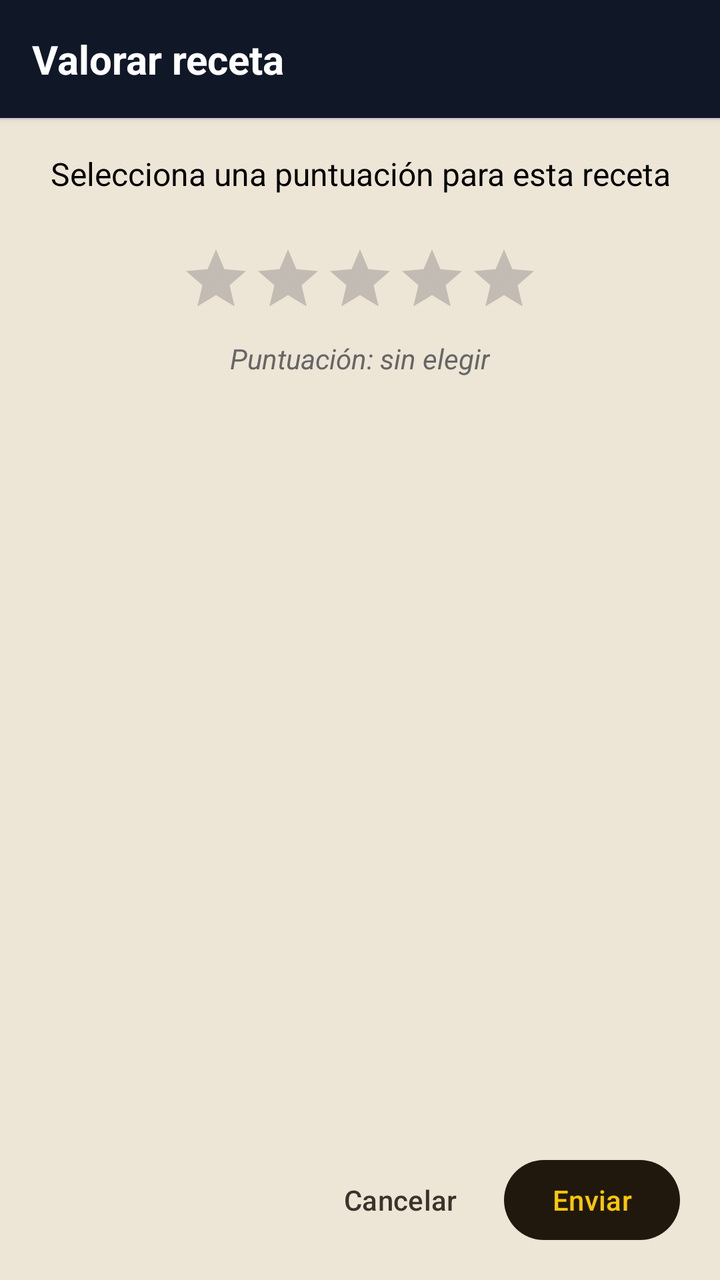
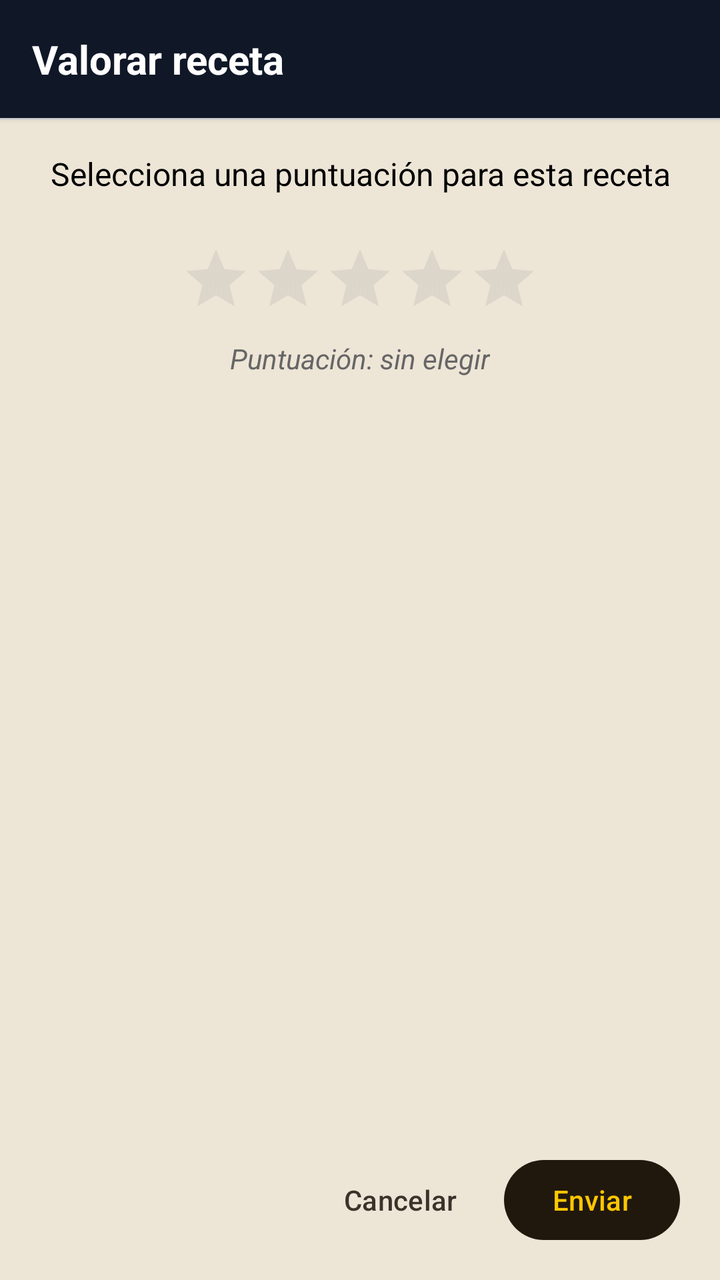

An Android layout rendered at two revisions. The XML below is the earlier revision; the diff shows what the commit changed to produce the second picture.
<!-- AndroidManifest.xml: application theme Theme.RefriMancia -->
<!-- res/layout/popup_valoracion.xml -->
<?xml version="1.0" encoding="utf-8"?>
<androidx.constraintlayout.widget.ConstraintLayout 
    xmlns:android="http://schemas.android.com/apk/res/android"
    xmlns:app="http://schemas.android.com/apk/res-auto"
    android:layout_width="match_parent"
    android:layout_height="match_parent"
    android:background="@color/beige">

    
    <TextView
        android:id="@+id/tv_valoracion_titulo"
        android:layout_width="0dp"
        android:layout_height="wrap_content"
        android:padding="16dp"
        android:text="@string/review_dialog_title"
        android:textSize="20sp"
        android:textStyle="bold"
        android:textColor="@android:color/white"
        android:background="@color/azul_oscuro"
        android:elevation="2dp"
        app:layout_constraintEnd_toEndOf="parent"
        app:layout_constraintStart_toStartOf="parent"
        app:layout_constraintTop_toTopOf="parent" />

    
    <View
        android:id="@+id/valoracion_divider"
        android:layout_width="match_parent"
        android:layout_height="1dp"
        android:background="#DDDDDD"
        app:layout_constraintTop_toBottomOf="@id/tv_valoracion_titulo" />

    
    <TextView
            android:id="@+id/tv_valoracion_receta"
            android:layout_width="0dp"
            android:layout_height="wrap_content"
            android:layout_marginStart="16dp"
            android:layout_marginTop="16dp"
            android:layout_marginEnd="16dp"
            android:text="@string/review_dialog_hint"
            android:textSize="16sp"
            android:gravity="center"
            app:layout_constraintEnd_toEndOf="parent"
            app:layout_constraintStart_toStartOf="parent"
            app:layout_constraintTop_toBottomOf="@id/valoracion_divider"
            android:textColor="@color/negro" />

    
    <RatingBar
        android:id="@+id/rb_valoracion"
        style="@style/Widget.AppCompat.RatingBar.Indicator"
        android:layout_width="wrap_content"
        android:layout_height="wrap_content"
        android:layout_marginTop="24dp"
        android:numStars="5"
        android:stepSize="1"
        android:rating="0"
        android:isIndicator="false"
        android:progressTint="@color/amarillo"
        app:layout_constraintEnd_toEndOf="parent"
        app:layout_constraintStart_toStartOf="parent"
        app:layout_constraintTop_toBottomOf="@id/tv_valoracion_receta" />

    
    <TextView
        android:id="@+id/tv_valoracion_seleccionada"
        android:layout_width="wrap_content"
        android:layout_height="wrap_content"
        android:layout_marginTop="12dp"
        android:text="@string/review_dialog_selection_empty"
        android:textSize="14sp"
        android:textStyle="italic"
        android:textColor="#666666"
        app:layout_constraintEnd_toEndOf="parent"
        app:layout_constraintStart_toStartOf="parent"
        app:layout_constraintTop_toBottomOf="@id/rb_valoracion" />

    
    <LinearLayout
            android:id="@+id/layout_botones_valoracion"
            style="?android:attr/buttonBarStyle"
            android:layout_width="0dp"
            android:layout_height="wrap_content"
            android:layout_margin="16dp"
            android:orientation="horizontal"
            android:gravity="end"
            android:background="@color/beige"
            app:layout_constraintBottom_toBottomOf="parent"
            app:layout_constraintEnd_toEndOf="parent"
            app:layout_constraintStart_toStartOf="parent">

        
        <Button
                android:id="@+id/btn_cancelar_valoracion"
                android:layout_width="wrap_content"
                android:layout_height="wrap_content"
                android:text="@string/review_dialog_cancel"
                style="?attr/borderlessButtonStyle"
                android:textColor="@color/gris_marron"
                android:layout_marginEnd="8dp" />

        
        <Button
                android:id="@+id/btn_enviar_valoracion"
                android:layout_width="wrap_content"
                android:layout_height="wrap_content"
                android:text="@string/review_dialog_send"
                style="@style/estiloBotones"
                android:layout_marginEnd="4dp"
                android:textSize="14sp" />
    </LinearLayout>

</androidx.constraintlayout.widget.ConstraintLayout>
<!-- resources referenced by this layout -->
<resources>
  <color name="amarillo">#fdc700</color>
  <color name="azul_oscuro">#101828</color>
  <color name="beige">#ede5d6</color>
  <color name="gris_marron">#39332b</color>
  <color name="negro">#000000</color>
  <string name="review_dialog_cancel">Cancelar</string>
  <string name="review_dialog_hint">Selecciona una puntuación para esta receta</string>
  <string name="review_dialog_selection_empty">Puntuación: sin elegir</string>
  <string name="review_dialog_send">Enviar</string>
  <string name="review_dialog_title">Valorar receta</string>
  <style name="estiloBotones">
          <item name="android:textColor">@color/amarillo</item>
          <item name="backgroundTint">@color/marron_oscuro</item>
          <item name="android:textSize">18sp</item>
      </style>
  <style name="Theme.RefriMancia" parent="Base.Theme.RefriMancia" />
  <color name="marron_oscuro">#21180d</color>
  <style name="Base.Theme.RefriMancia" parent="Theme.Material3.DayNight.NoActionBar">
          <item name="colorPrimary">@color/marron_oscuro</item>
          <item name="colorSecondary">@color/amarillo</item>
          
          <item name="android:statusBarColor">@color/marron_oscuro</item>
          <item name="android:windowLightStatusBar">false</item>
      </style>
</resources>

<!-- the commit's change to res/layout/popup_valoracion.xml (unified diff, before → after) -->
@@ -48,19 +48,20 @@
 
     
     <RatingBar
-        android:id="@+id/rb_valoracion"
-        style="@style/Widget.AppCompat.RatingBar.Indicator"
-        android:layout_width="wrap_content"
-        android:layout_height="wrap_content"
-        android:layout_marginTop="24dp"
-        android:numStars="5"
-        android:stepSize="1"
-        android:rating="0"
-        android:isIndicator="false"
-        android:progressTint="@color/amarillo"
-        app:layout_constraintEnd_toEndOf="parent"
-        app:layout_constraintStart_toStartOf="parent"
-        app:layout_constraintTop_toBottomOf="@id/tv_valoracion_receta" />
+            android:id="@+id/rb_valoracion"
+            style="@style/Widget.AppCompat.RatingBar.Indicator"
+            android:layout_width="wrap_content"
+            android:layout_height="wrap_content"
+            android:layout_marginTop="24dp"
+            android:numStars="5"
+            android:stepSize="1"
+            android:rating="0"
+            android:isIndicator="false"
+            android:progressTint="@color/amarillo"
+            android:progressBackgroundTint="#AAAAAA"
+            app:layout_constraintEnd_toEndOf="parent"
+            app:layout_constraintStart_toStartOf="parent"
+            app:layout_constraintTop_toBottomOf="@id/tv_valoracion_receta" />
 
     
     <TextView
